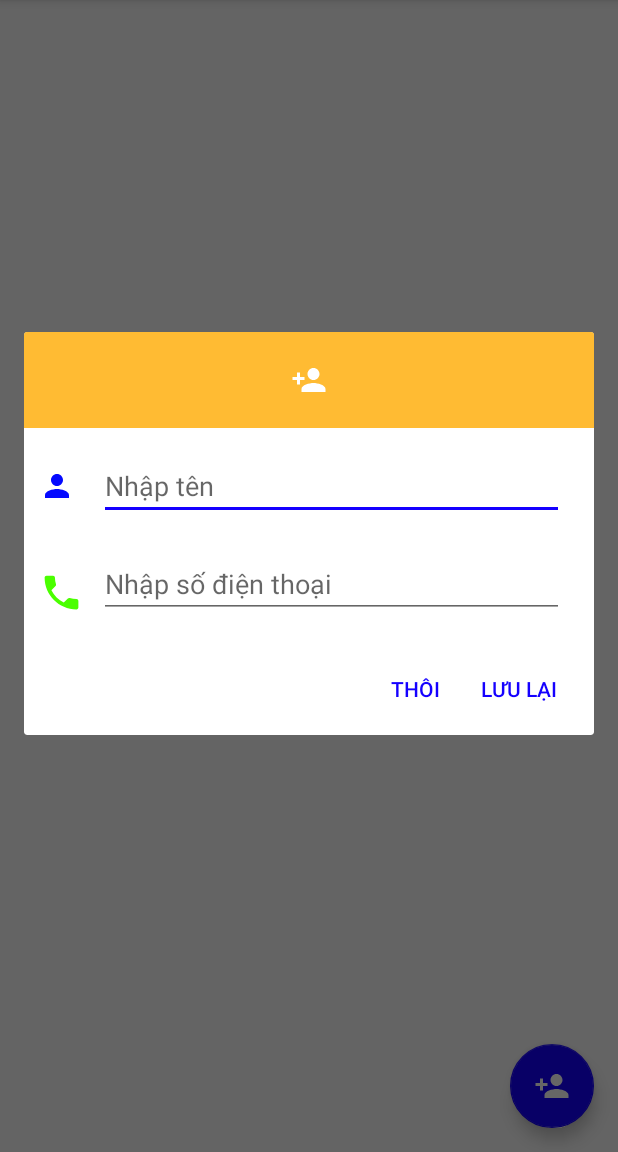
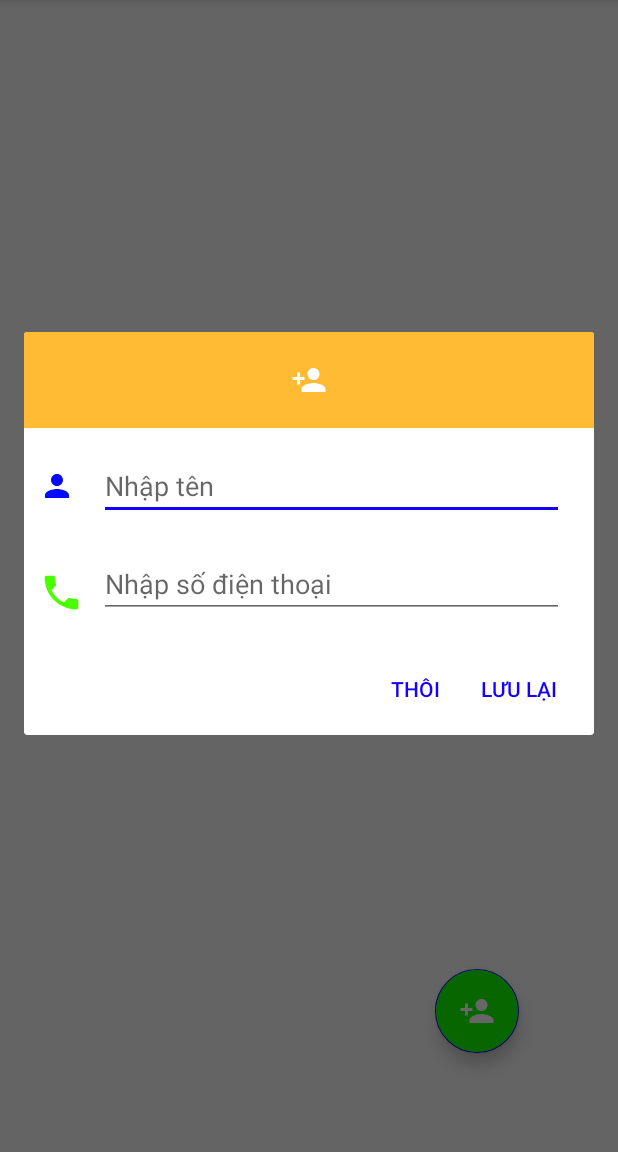
Before and after one commit to hajaulee/android-simple-contacts, an Android app: the screen it shows after launch (MainActivity), after a tap on an icon or button, on a phone screen of 412 x 824 dp, the part 84-1236 px from its top. Run offline under Robolectric (Android 15) with nearby library versions, the phone set to English and light mode, and no system bars.

Commit message:
Fix interface issue

```diff
--- a/src/main/java/com/hajau/contacts/ContactAdapter.java
+++ b/src/main/java/com/hajau/contacts/ContactAdapter.java
@@ -5,6 +5,7 @@ import android.app.AlertDialog;
 import android.content.Context;
 import android.content.DialogInterface;
 import android.content.Intent;
+import android.graphics.Color;
 import android.net.Uri;
 import android.support.design.widget.Snackbar;
 import android.text.Html;
@@ -135,6 +136,7 @@ public class ContactAdapter extends BaseAdapter implements ListAdapter {
                             ((MainActivity) context).scrollToContact(name);
                         }
                     });
+                    snackbar.setActionTextColor(Color.WHITE);
 
                     snackbar.show();
                 } else {
--- a/src/main/java/com/hajau/contacts/MainActivity.java
+++ b/src/main/java/com/hajau/contacts/MainActivity.java
@@ -3,9 +3,7 @@ package com.hajau.contacts;
 import android.Manifest;
 import android.annotation.SuppressLint;
 import android.app.AlertDialog;
-import android.content.ContentProviderOperation;
 import android.content.ContentResolver;
-import android.content.Context;
 import android.content.DialogInterface;
 import android.content.pm.PackageManager;
 import android.database.Cursor;
@@ -64,8 +62,9 @@ public class MainActivity extends AppCompatActivity {
             }
         });
 
-
-        updateContactList();
+        if (checkIfAlreadyHavePermission(Manifest.permission.READ_CONTACTS)) {
+            updateContactList();
+        }
     }
 
 
@@ -81,10 +80,10 @@ public class MainActivity extends AppCompatActivity {
         lView.setAdapter(adapter);
     }
 
-    public void scrollToContact(String name){
+    public void scrollToContact(String name) {
         ListView lView = findViewById(R.id.contact_lv);
         for (int i = 0; i < contactList.size(); i++) {
-            if (contactList.get(i)[0].equals(name)){
+            if (contactList.get(i)[0].equals(name)) {
                 lView.smoothScrollToPosition(i);
                 lView.setSelection(i);
                 return;
@@ -129,14 +128,13 @@ public class MainActivity extends AppCompatActivity {
         if (cur != null) {
             cur.close();
         }
-        Collections.sort(list,new Comparator<String[]>() {
+        Collections.sort(list, new Comparator<String[]>() {
             public int compare(String[] strings, String[] otherStrings) {
                 return strings[0].toLowerCase().compareTo(otherStrings[0].toLowerCase());
             }
         });
         return list;
     }
-
 
 
     private boolean checkIfAlreadyHavePermission(String permission) {
@@ -156,8 +154,11 @@ public class MainActivity extends AppCompatActivity {
         if (requestCode == 101) {
             if (grantResults[0] == PackageManager.PERMISSION_GRANTED) {
                 //granted
-                Snackbar.make(fab, "Cảm ơn bạn đã cấp quyền!", Snackbar.LENGTH_LONG)
+                Snackbar.make(fab, "Cảm ơn bạn đã cấp quyền!", Snackbar.LENGTH_SHORT)
                         .setAction("", null).show();
+                if (checkIfAlreadyHavePermission(Manifest.permission.READ_CONTACTS)) {
+                    updateContactList();
+                }
             } else {
                 //not granted
                 Snackbar.make(fab, "Xin mở lại ứng dụng", Snackbar.LENGTH_LONG)
@@ -186,7 +187,8 @@ public class MainActivity extends AppCompatActivity {
                         // sign in the user ...
                         EditText newName = view.findViewById(R.id.new_name);
                         EditText newPhone = view.findViewById(R.id.new_num);
-                        ContactUtil.addContact(view.getContext(), newName.getText().toString(), newPhone.getText().toString());
+                        ContactUtil.addContact(view.getContext(), newName.getText().toString(),
+                                newPhone.getText().toString());
                         updateContactList();
                         scrollToContact(newName.getText().toString());
                     }
--- a/src/main/res/layout/activity_main.xml
+++ b/src/main/res/layout/activity_main.xml
@@ -28,6 +28,7 @@
         android:layout_height="wrap_content"
         android:layout_gravity="bottom|end"
         android:layout_margin="@dimen/fab_margin"
+        android:backgroundTint="@color/green"
         app:srcCompat="@drawable/ic_person_add_24dp" />
 
 </android.support.design.widget.CoordinatorLayout>
--- a/src/main/res/mipmap-anydpi-v26/ic_launcher.xml
+++ /dev/null
@@ -1,5 +0,0 @@
-<?xml version="1.0" encoding="utf-8"?>
-<adaptive-icon xmlns:android="http://schemas.android.com/apk/res/android">
-    <background android:drawable="@drawable/ic_launcher_background" />
-    <foreground android:drawable="@drawable/ic_launcher_foreground" />
-</adaptive-icon>
--- a/src/main/res/values/colors.xml
+++ b/src/main/res/values/colors.xml
@@ -5,4 +5,5 @@
     <color name="colorAccent">#1500ff</color>
     <color name="none">#00000000</color>
     <color name="dark">#000000</color>
+    <color name="green">#11ff00</color>
 </resources>
--- a/src/main/res/values/dimens.xml
+++ b/src/main/res/values/dimens.xml
@@ -1,3 +1,3 @@
 <resources>
-    <dimen name="fab_margin">16dp</dimen>
+    <dimen name="fab_margin">66dp</dimen>
 </resources>
```
Also changed, not shown: 1 other file.
